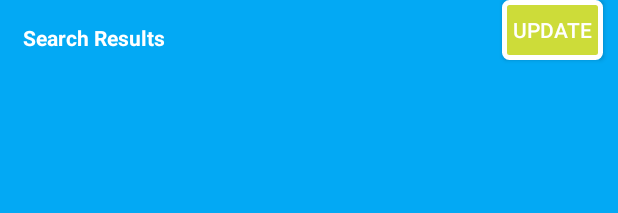
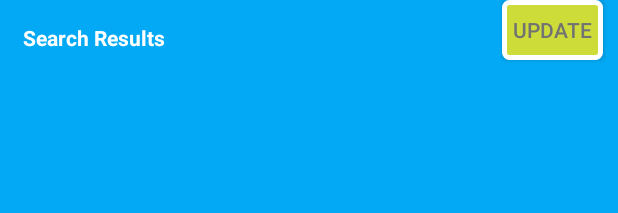
Before and after one commit to Maruf-R/socialApp, an Android app: the layout activity_contact_list.xml on its own in the app's theme, with its tools: preview values and no code run, on a phone screen of 412 x 824 dp. Shown: the top 213 px of the screen. Run offline under Robolectric (Android 15) with nearby library versions, the phone set to English and light mode, and no system bars.

Commit message:
minor change

```diff
--- a/app/src/main/res/layout/activity_contact_list.xml
+++ b/app/src/main/res/layout/activity_contact_list.xml
@@ -39,7 +39,7 @@
         android:layout_width="wrap_content"
         android:text="Update"
         android:background="@drawable/button_login"
-        android:textColor="#ffffff"
+        android:textColor="#727272"
 
         android:layout_marginRight="10dip"
         android:layout_marginBottom="10dip"
```
